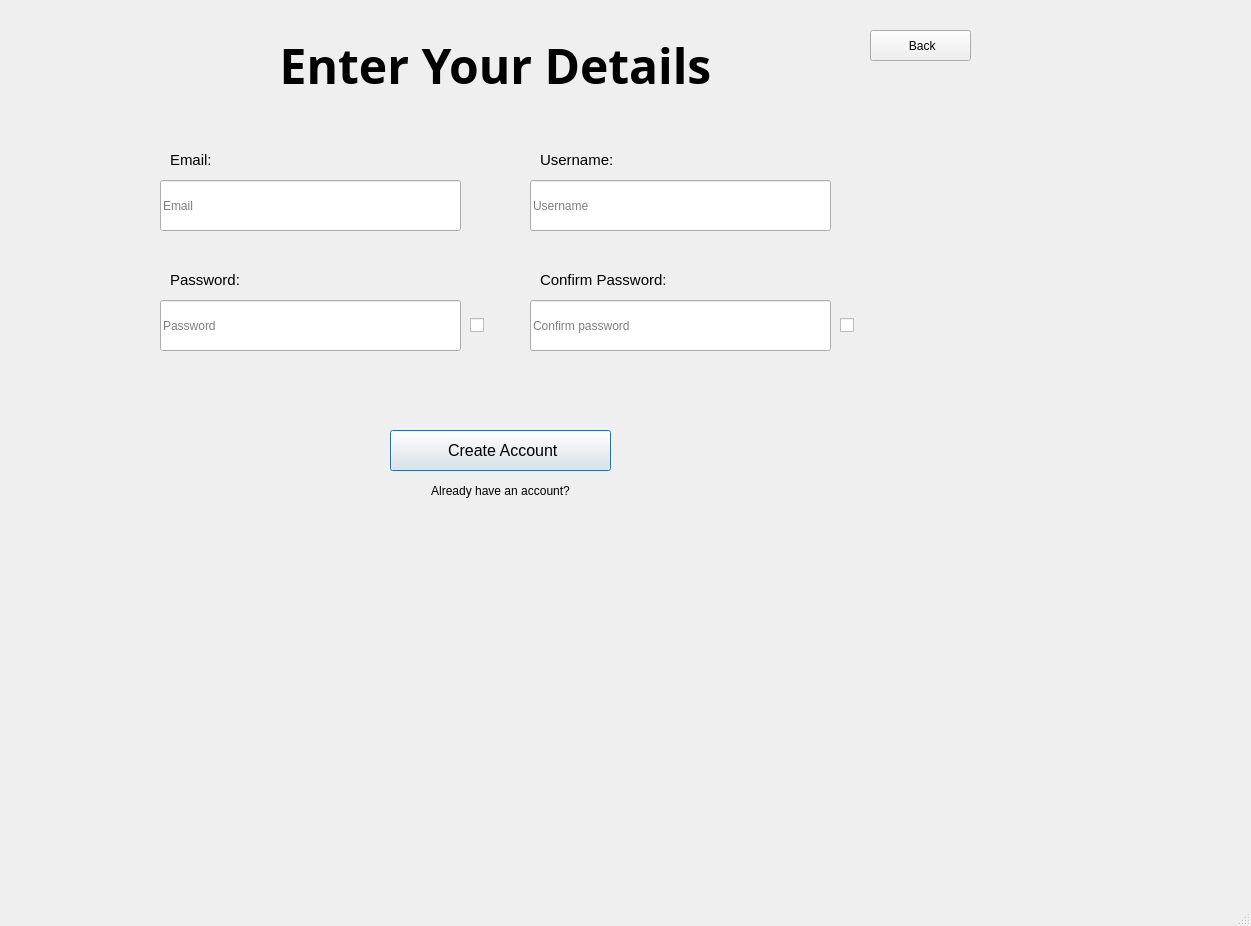
Before: the Qt Designer form Main/client/gui/ui/signup.ui in SuperName3102/Final-Project, drawn with Qt 5.
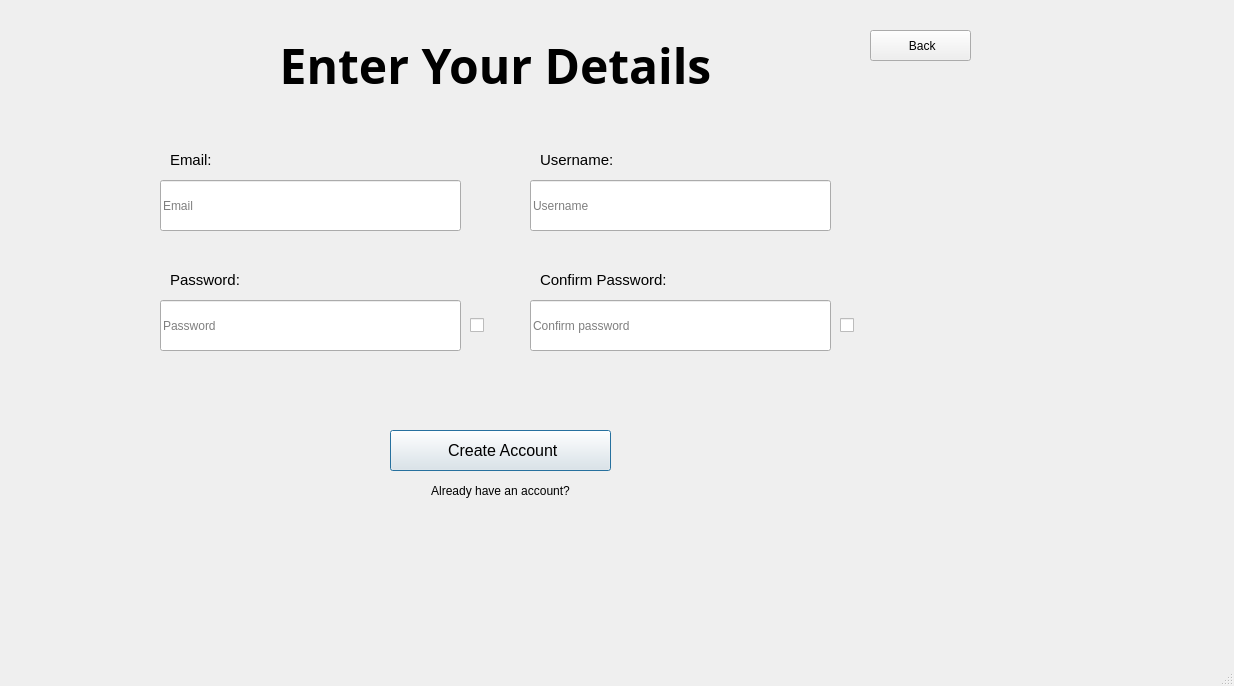
After: the same form once the commit is applied.

Diff of the .ui file:
```diff
--- a/Main/client/gui/ui/signup.ui
+++ b/Main/client/gui/ui/signup.ui
@@ -6,8 +6,8 @@
    <rect>
     <x>0</x>
     <y>0</y>
-    <width>1251</width>
-    <height>926</height>
+    <width>1234</width>
+    <height>686</height>
    </rect>
   </property>
   <property name="acceptDrops">
```
